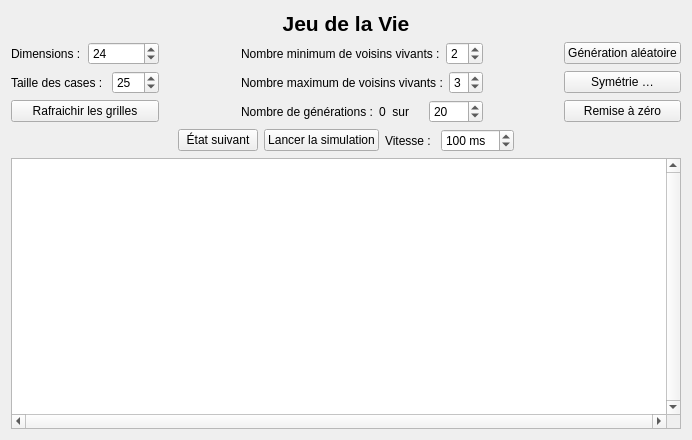
Before: the Qt Designer form src/ui/golview.ui in danousna/autocell, drawn with Qt 5.
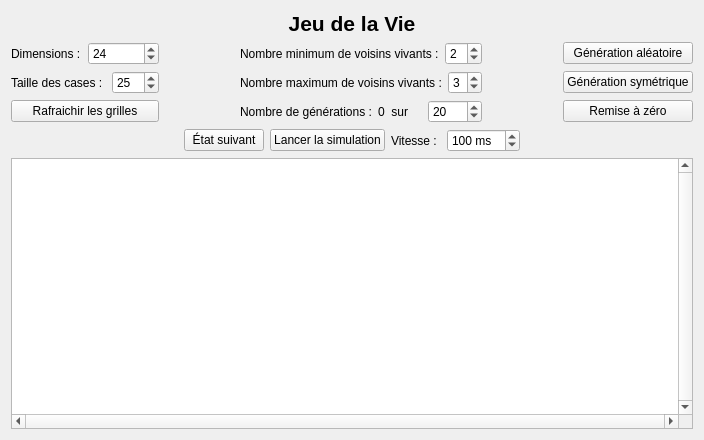
After: the same form once the commit is applied.

Patch:
```diff
--- a/src/ui/golview.ui
+++ b/src/ui/golview.ui
@@ -6,7 +6,7 @@
    <rect>
     <x>0</x>
     <y>0</y>
-    <width>692</width>
+    <width>704</width>
     <height>440</height>
    </rect>
   </property>
@@ -225,7 +225,7 @@
             <string>La partie supérieure gauche de la grille sera dupliquée sur le reste du tableau</string>
            </property>
            <property name="text">
-            <string>Symétrie …</string>
+            <string>Génération symétrique</string>
            </property>
           </widget>
          </item>
```
